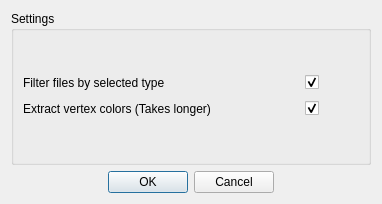
This is ui/AdditionalSettings.ui in Puxtril/Warframe-Exporter as Qt 5 draws it before an edit. The edited form follows.
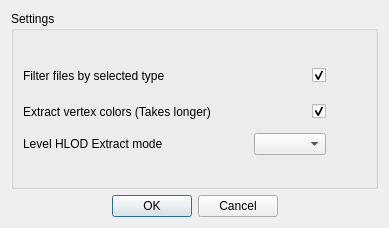
This is the edited form.

Commit message: Add Level HLOD extract option

```diff
--- a/ui/AdditionalSettings.ui
+++ b/ui/AdditionalSettings.ui
@@ -6,8 +6,8 @@
    <rect>
     <x>0</x>
     <y>0</y>
-    <width>382</width>
-    <height>204</height>
+    <width>389</width>
+    <height>228</height>
    </rect>
   </property>
   <property name="windowTitle">
@@ -76,7 +76,7 @@
           <property name="sizeHint" stdset="0">
            <size>
             <width>40</width>
-            <height>20</height>
+            <height>30</height>
            </size>
           </property>
          </spacer>
@@ -117,6 +117,49 @@
         </item>
         <item>
          <spacer name="horizontalSpacer_4">
+          <property name="orientation">
+           <enum>Qt::Orientation::Horizontal</enum>
+          </property>
+          <property name="sizeType">
+           <enum>QSizePolicy::Policy::Fixed</enum>
+          </property>
+          <property name="sizeHint" stdset="0">
+           <size>
+            <width>40</width>
+            <height>30</height>
+           </size>
+          </property>
+         </spacer>
+        </item>
+       </layout>
+      </item>
+      <item>
+       <layout class="QHBoxLayout" name="LevelHlodExportLayout">
+        <item>
+         <widget class="QLabel" name="LevelHlodExportLabel">
+          <property name="text">
+           <string>Level HLOD Extract mode</string>
+          </property>
+         </widget>
+        </item>
+        <item>
+         <spacer name="horizontalSpacer_5">
+          <property name="orientation">
+           <enum>Qt::Orientation::Horizontal</enum>
+          </property>
+          <property name="sizeHint" stdset="0">
+           <size>
+            <width>40</width>
+            <height>20</height>
+           </size>
+          </property>
+         </spacer>
+        </item>
+        <item>
+         <widget class="QComboBox" name="LevelHlodExportCombo"/>
+        </item>
+        <item>
+         <spacer name="horizontalSpacer_6">
           <property name="orientation">
            <enum>Qt::Orientation::Horizontal</enum>
           </property>
```
The commit also changes 9 other files.
